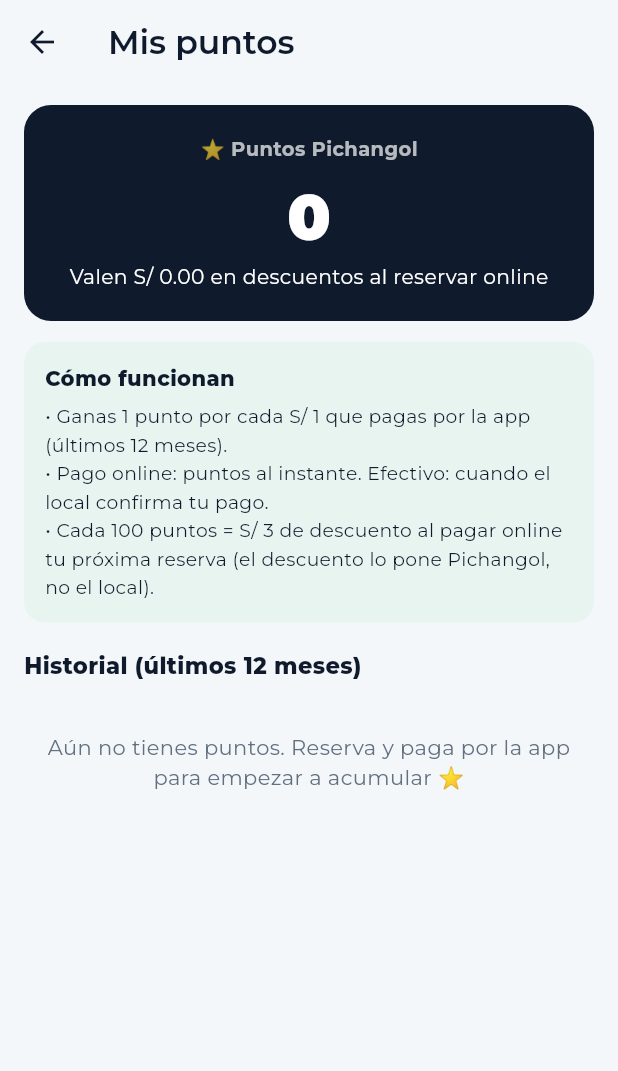
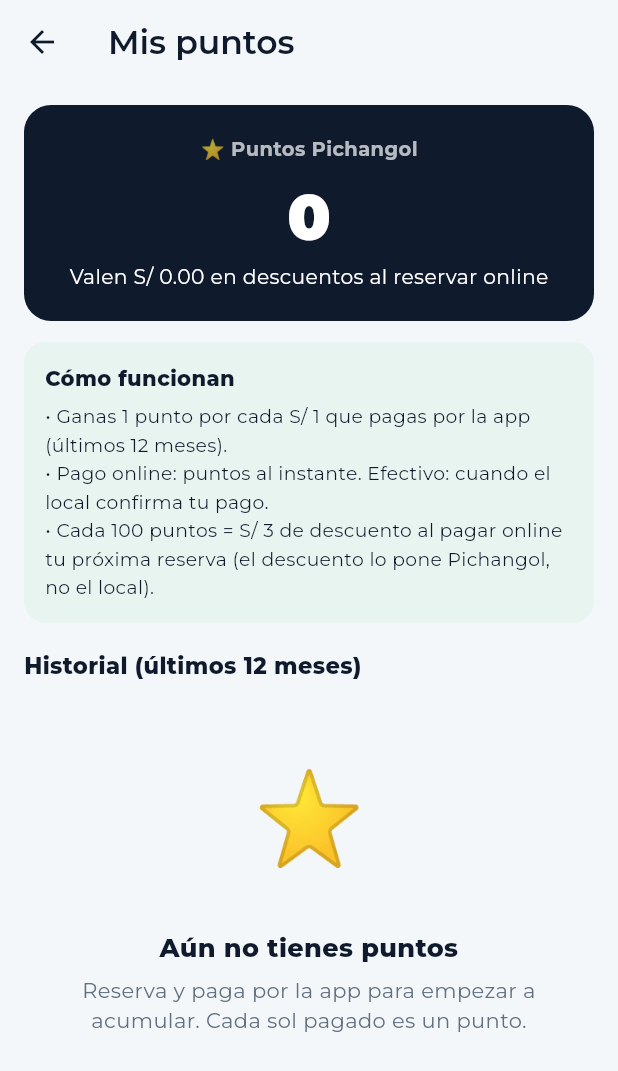
Before and after one commit to dcalagua/canchas-app-lima, a Flutter app: the MisPuntosScreen screen opened directly, on a phone screen of 412 x 824 dp. Shown: the top 1071 px of the screen. Run offline on Flutter 3.47's test engine with Material 3 defaults, Android fonts, the phone set to English and light mode, and no system bars; our stand-ins replace app_links, audioplayers, cached_network_image, file_picker, firebase_core, firebase_messaging and 20 more; missing offline and left inert: android_intent_plus, flutter_callkit_incoming, flutter_webrtc, google_mlkit_text_recognition, record; accounts and stored records are empty.

Commit message:
Ilustraciones IA de marca en los estados vacios (darle vida al app)
Pedido del director: poblar el app con arte IA. Criterio de diseno:
los iconos chicos de navegacion SIGUEN siendo del sistema con color
(legibilidad/consistencia); la IA entra donde brilla — ILUSTRACIONES
de momentos, empezando por los ESTADOS VACIOS (antes texto gris).

Backend (mismo patron ganador de los packshots):
- marketing/ilustracion.py: catalogo de 10 claves (billetera_vacia,
  puntos_vacio, bodega_vacia, pedidos_vacio, cuentas_vacio,
  mensajes_vacio, reservas_vacias, clases_vacias, explorar_vacio,
  celebracion) con UN estilo comun: flat, paleta lima/bosque/amarillo
  de Pichangol, fondo blanco, sin texto ni personas. Se genera UNA vez
  por clave, cache memoria + Storage canchas/ilustraciones/.
- GET /ilustracion/{clave} con cache 7 dias; 404 fail-safe.

APK:
- widgets/ilustracion_pichangol.dart: IlustracionPichangol (imagen con
  CachedNetworkImage y fallback a emoji — sin red nada se rompe) y
  VacioPichangol (estado vacio completo: ilustracion + titulo +
  mensaje, un solo formato consistente).
- Poblados: Mis puntos, billetera (sin movimientos), bodega (sin
  productos / sin pedidos / sin cuentas), Mis clases y Mis reservas
  (proximas e historial). El resto de pantallas se migra igual cuando
  se toquen.

Co-Authored-By: Claude <noreply@anthropic.com>

```diff
--- a/lib/screens/mis_puntos_screen.dart
+++ b/lib/screens/mis_puntos_screen.dart
@@ -4,6 +4,7 @@ import '../models/models.dart';
 import '../state/app_state.dart';
 import '../theme.dart';
 import '../widgets/ancho_lectura.dart';
+import '../widgets/ilustracion_pichangol.dart';
 
 /// MIS PUNTOS (fidelidad del jugador). Los puntos se DERIVAN de sus reservas
 /// pagadas por la app (últimos 12 meses): 1 punto por S/ 1 pagado — online al
@@ -164,15 +165,12 @@ class _MisPuntosScreenState extends State<MisPuntosScreen> {
                           fontWeight: FontWeight.w800, fontSize: 15)),
                   const SizedBox(height: 8),
                   if (movs.isEmpty)
-                    const Padding(
-                      padding: EdgeInsets.symmetric(vertical: 26),
-                      child: Center(
-                        child: Text(
-                            'Aún no tienes puntos. Reserva y paga por la '
-                            'app para empezar a acumular ⭐',
-                            textAlign: TextAlign.center,
-                            style: TextStyle(color: textoTenue)),
-                      ),
+                    const VacioPichangol(
+                      clave: 'puntos_vacio',
+                      emoji: '⭐',
+                      titulo: 'Aún no tienes puntos',
+                      mensaje: 'Reserva y paga por la app para empezar a '
+                          'acumular. Cada sol pagado es un punto.',
                     ),
                   for (final r in movs)
                     Container(
--- a/lib/screens/mis_reservas_screen.dart
+++ b/lib/screens/mis_reservas_screen.dart
@@ -4,6 +4,7 @@ import '../models/models.dart';
 import '../state/app_state.dart';
 import '../theme.dart';
 import '../widgets/dialogo_pichangol.dart';
+import '../widgets/ilustracion_pichangol.dart';
 import '../utils/ubicacion_share.dart';
 import '../widgets/court_lines.dart';
 import '../utils/moneda.dart';
@@ -807,7 +808,8 @@ class _Vacio extends StatelessWidget {
         child: Column(
           mainAxisSize: MainAxisSize.min,
           children: [
-            const Icon(Icons.sports_soccer, size: 64, color: verdeClaro),
+            const IlustracionPichangol(
+                clave: 'reservas_vacias', emoji: '🎾', size: 120),
             const SizedBox(height: 16),
             Text(
                 historial ? 'Sin reservas anteriores' : 'Aún no tienes reservas',
--- a/lib/services/supabase_service.dart
+++ b/lib/services/supabase_service.dart
@@ -53,6 +53,21 @@ class SupabaseService {
     return '${base.endsWith('/') ? base.substring(0, base.length - 1) : base}/b/$cartaId';
   }
 
+  /// URL de una ILUSTRACIÓN de marca (estados vacíos/momentos del app, estilo
+  /// flat con la paleta Pichangol; el backend la genera una vez y la cachea).
+  /// null si no hay backend configurado — se usa el emoji.
+  static String? ilustracionPichangol(String clave) {
+    const landing = String.fromEnvironment('LANDING_BASE_URL');
+    const growth = String.fromEnvironment('GROWTH_API_URL');
+    final base = landing.isNotEmpty
+        ? landing
+        : growth.isNotEmpty
+            ? growth
+            : null;
+    if (base == null) return null;
+    return '${base.endsWith('/') ? base.substring(0, base.length - 1) : base}/ilustracion/$clave';
+  }
+
   /// URL del PACKSHOT IA genérico por tipo de producto de la bodega (imagen
   /// automática sin marca; el backend la genera una vez y la cachea). null si
   /// no hay backend configurado — se usa el emoji.
--- /dev/null
+++ b/lib/widgets/ilustracion_pichangol.dart
@@ -0,0 +1,98 @@
+import 'package:cached_network_image/cached_network_image.dart';
+import 'package:flutter/material.dart';
+
+import '../services/supabase_service.dart';
+import '../theme.dart';
+
+/// ILUSTRACIÓN de marca para ESTADOS VACÍOS y momentos del app (darle vida,
+/// pedido del director): imagen flat de la familia visual Pichangol servida
+/// por el backend (se genera una vez, Storage + caché en disco). Fallback:
+/// emoji grande — sin red o sin proveedor, nada se rompe ni parpadea.
+class IlustracionPichangol extends StatelessWidget {
+  const IlustracionPichangol({
+    super.key,
+    required this.clave,
+    required this.emoji,
+    this.size = 120,
+  });
+
+  /// Clave del catálogo del backend (billetera_vacia, puntos_vacio,
+  /// bodega_vacia, pedidos_vacio, cuentas_vacio, mensajes_vacio,
+  /// reservas_vacias, clases_vacias, explorar_vacio, celebracion…).
+  final String clave;
+
+  /// Emoji de respaldo (y placeholder mientras carga).
+  final String emoji;
+  final double size;
+
+  @override
+  Widget build(BuildContext context) {
+    final fallback = SizedBox(
+      width: size,
+      height: size,
+      child: Center(
+        child: Text(emoji, style: TextStyle(fontSize: size * 0.5)),
+      ),
+    );
+    final url = SupabaseService.ilustracionPichangol(clave);
+    if (url == null) return fallback;
+    return ClipRRect(
+      borderRadius: BorderRadius.circular(size * 0.15),
+      child: CachedNetworkImage(
+        imageUrl: url,
+        width: size,
+        height: size,
+        fit: BoxFit.cover,
+        fadeInDuration: const Duration(milliseconds: 150),
+        placeholder: (_, __) => fallback,
+        errorWidget: (_, __, ___) => fallback,
+      ),
+    );
+  }
+}
+
+/// Estado vacío COMPLETO con la ilustración arriba y el mensaje debajo —
+/// reemplaza los `Text` grises sueltos de "aún no hay nada" en un solo
+/// widget consistente (título opcional + cuerpo tenue).
+class VacioPichangol extends StatelessWidget {
+  const VacioPichangol({
+    super.key,
+    required this.clave,
+    required this.emoji,
+    this.titulo,
+    required this.mensaje,
+    this.size = 120,
+  });
+
+  final String clave;
+  final String emoji;
+  final String? titulo;
+  final String mensaje;
+  final double size;
+
+  @override
+  Widget build(BuildContext context) {
+    return Center(
+      child: Padding(
+        padding: const EdgeInsets.fromLTRB(32, 24, 32, 24),
+        child: Column(
+          mainAxisSize: MainAxisSize.min,
+          children: [
+            IlustracionPichangol(clave: clave, emoji: emoji, size: size),
+            const SizedBox(height: 14),
+            if (titulo != null) ...[
+              Text(titulo!,
+                  textAlign: TextAlign.center,
+                  style: const TextStyle(
+                      fontWeight: FontWeight.w800, fontSize: 17)),
+              const SizedBox(height: 6),
+            ],
+            Text(mensaje,
+                textAlign: TextAlign.center,
+                style: const TextStyle(color: textoTenue, height: 1.4)),
+          ],
+        ),
+      ),
+    );
+  }
+}
```
Also changed, not shown: lib/screens/bodega_screen.dart (+15 -18 lines), lib/screens/cuenta_screen.dart (+8 -2 lines), lib/screens/mis_clases_screen.dart (+7 -10 lines), 3 other files.
